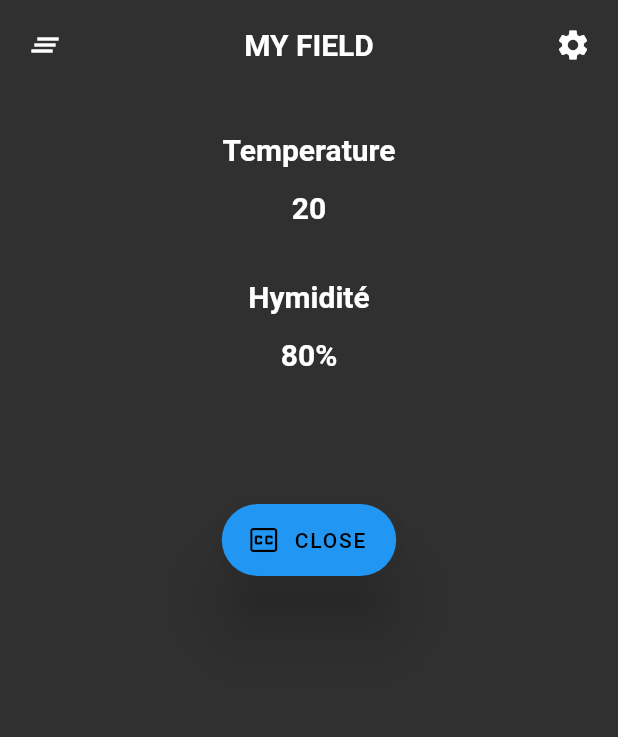
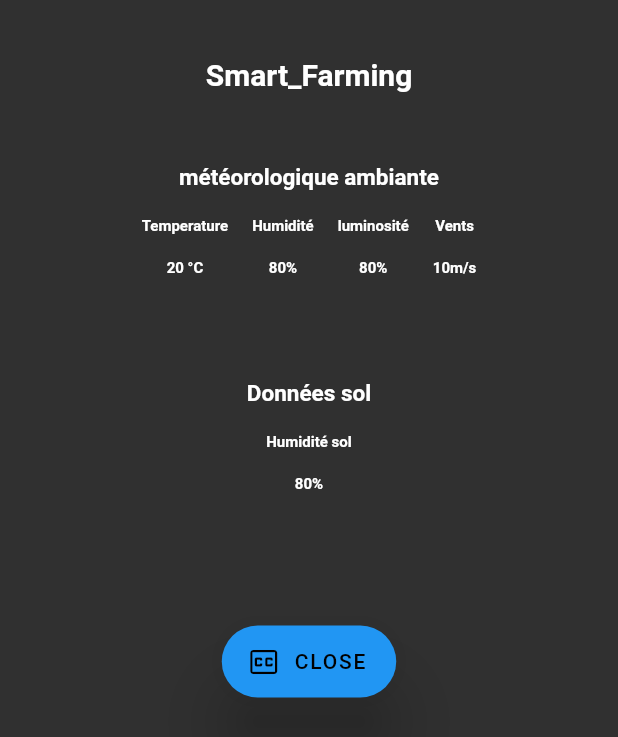
Before and after one commit to mniang04/smart_farming, a Flutter app: the screen it shows after launch, on a phone screen of 412 x 824 dp. Shown: the top 737 px of the screen. Run offline on Flutter 3.47's test engine with Material 2 defaults, Android fonts, the phone set to English and light mode, and no system bars; our stand-ins replace firebase_database; accounts and stored records are empty.

Commit message:
new config

```diff
--- a/lib/screens/iotscreen.dart
+++ b/lib/screens/iotscreen.dart
@@ -15,60 +15,141 @@ class IotScreen extends StatefulWidget {
 
 class _IotScreenState extends State<IotScreen> {
   @override
+  // ignore: override_on_non_overriding_member
   bool value = false;
-  final dbRef=FirebaseDatabase.instance.reference();
+  final dbRef = FirebaseDatabase.instance.reference();
 
   onUpDate() {
     setState(() {
-      value =! value;
+      value = !value;
     });
   }
 
   Widget build(BuildContext context) {
-    SystemChrome.setPreferredOrientations([
-      DeviceOrientation.portraitUp,
-      DeviceOrientation.portraitDown
-    ]);
+    SystemChrome.setPreferredOrientations(
+        [DeviceOrientation.portraitUp, DeviceOrientation.portraitDown]);
     return Scaffold(
       body: Column(
         children: [
           Padding(
-            padding: EdgeInsets.all(18),
+            padding: EdgeInsets.all(38),
             child: Row(
-              mainAxisAlignment: MainAxisAlignment.spaceBetween,
+              mainAxisAlignment: MainAxisAlignment.center,
+              //mainAxisAlignment: MainAxisAlignment.spaceBetween,
               children: [
-                Icon(
-                  Icons.clear_all,
-                  color: Colors.white,
-                ),
+                //Icon(
+                 // Icons.clear_all,
+                 // color: Colors.white,
+               // ),
                 Text(
-                  "MY FIELD",
+                  "Smart_Farming",
                   style: TextStyle(fontSize: 20, fontWeight: FontWeight.bold),
                 ),
-                Icon(Icons.settings)
+                //Icon(Icons.settings)
               ],
             ),
           ),
 
-          //data temperature
-          SizedBox(height: 20),
+          SizedBox(height: 0),
           Row(
             mainAxisAlignment: MainAxisAlignment.center,
             children: [
               Column(
                 children: [
-                  Padding(padding: const EdgeInsets.all(8.0),
-                  child: Text("Temperature",  //type of data
-                  style: TextStyle(
-                    fontSize: 20,
-                    fontWeight: FontWeight.bold),
+                  Padding(
+                    padding: const EdgeInsets.all(10),
+                    child: Text(
+                      "météorologique ambiante", //type of data
+                      style:
+                          TextStyle(fontSize: 15, fontWeight: FontWeight.bold),
                     ),
                   ),
-                  Padding(padding: const EdgeInsets.all(8.0),
-                  child: Text("20", //data
-                  style: TextStyle(
-                    fontSize: 20,
-                    fontWeight: FontWeight.bold),
+                ],
+              ),
+            ],
+          ),
+
+          //data temperature et humidite ambiante
+          SizedBox(height: 0),
+          Row(
+            mainAxisAlignment: MainAxisAlignment.center,
+            children: [
+              Column(
+                children: [
+                  Padding(
+                    padding: const EdgeInsets.all(8.0),
+                    child: Text(
+                      "Temperature", //type of data
+                      style:
+                          TextStyle(fontSize: 10, fontWeight: FontWeight.bold),
+                    ),
+                  ),
+                  Padding(
+                    padding: const EdgeInsets.all(8.0),
+                    child: Text(
+                      "20 °C", //data
+                      style:
+                          TextStyle(fontSize: 10, fontWeight: FontWeight.bold),
+                    ),
+                  ),
+                ],
+              ),
+              Column(
+                children: [
+                  Padding(
+                    padding: const EdgeInsets.all(8.0),
+                    child: Text(
+                      "Humidité", //type of data
+                      style:
+                          TextStyle(fontSize: 10, fontWeight: FontWeight.bold),
+                    ),
+                  ),
+                  Padding(
+                    padding: const EdgeInsets.all(8.0),
+                    child: Text(
+                      "80%", //data
+                      style:
+                          TextStyle(fontSize: 10, fontWeight: FontWeight.bold),
+                    ),
+                  ),
+                ],
+              ),
+              Column(
+                children: [
+                  Padding(
+                    padding: const EdgeInsets.all(8.0),
+                    child: Text(
+                      "luminosité", //type of data
+                      style:
+                          TextStyle(fontSize: 10, fontWeight: FontWeight.bold),
+                    ),
+                  ),
+                  Padding(
+                    padding: const EdgeInsets.all(8.0),
+                    child: Text(
+                      "80%", //data
+                      style:
+                          TextStyle(fontSize: 10, fontWeight: FontWeight.bold),
+                    ),
+                  ),
+                ],
+              ),
+              Column(
+                children: [
+                  Padding(
+                    padding: const EdgeInsets.all(8.0),
+                    child: Text(
+                      "Vents", //type of data
+                      style:
+                          TextStyle(fontSize: 10, fontWeight: FontWeight.bold),
+                    ),
+                  ),
+                  Padding(
+                    padding: const EdgeInsets.all(8.0),
+                    child: Text(
+                      "10m/s", //data
+                      style:
+                          TextStyle(fontSize: 10, fontWeight: FontWeight.bold),
                     ),
                   ),
                 ],
@@ -76,44 +157,74 @@ class _IotScreenState extends State<IotScreen> {
             ],
           ),
 
-          //data humidity
-          SizedBox(height: 20),
+          SizedBox(height: 50),
+          Row(
+            mainAxisAlignment: MainAxisAlignment.center,
+            children: [
               Column(
                 children: [
-                  Padding(padding: const EdgeInsets.all(8.0),
-                  child: Text("Hymidité", //type of data
-                  style: TextStyle(
-                    fontSize: 20,
-                    fontWeight: FontWeight.bold),
-                    ),
-                  ),
-                  Padding(padding: const EdgeInsets.all(8.0),
-                  child: Text("80%", //data
-                  style: TextStyle(
-                    fontSize: 20,
-                    fontWeight: FontWeight.bold),
+                  Padding(
+                    padding: const EdgeInsets.all(10),
+                    child: Text(
+                      "Données sol", //type of data
+                      style:
+                          TextStyle(fontSize: 15, fontWeight: FontWeight.bold),
                     ),
                   ),
                 ],
               ),
-              SizedBox(height: 80,),
+            ],
+          ),
+          //data sol
+          SizedBox(height: 0),
+          Row(
+            mainAxisAlignment: MainAxisAlignment.center,
+            children: [
+              Column(
+                children: [
+                  Padding(
+                    padding: const EdgeInsets.all(8.0),
+                    child: Text(
+                      "Humidité sol", //type of data
+                      style:
+                          TextStyle(fontSize: 10, fontWeight: FontWeight.bold),
+                    ),
+                  ),
+                  Padding(
+                    padding: const EdgeInsets.all(8.0),
+                    child: Text(
+                      "80%", //data
+                      style:
+                          TextStyle(fontSize: 10, fontWeight: FontWeight.bold),
+                    ),
+                  ),
+                ],
+              ),
+            ],
+          ),
+
+          SizedBox(
+            height: 80,
+          ),
           FloatingActionButton.extended(
             onPressed: () {
               onUpDate();
 
               writeData();
             },
-                label:value? Text("OPEN") : Text("CLOSE"),
+            label: value ? Text("OPEN") : Text("CLOSE"),
             elevation: 20,
-                backgroundColor:value? Colors.yellow:Colors.blue,
-                icon: value ? Icon(Icons.closed_caption) : Icon(Icons.closed_caption_off),
+            backgroundColor: value ? Colors.yellow : Colors.blue,
+            icon: value
+                ? Icon(Icons.closed_caption)
+                : Icon(Icons.closed_caption_off),
           )
         ],
       ),
     );
   }
 
-   Future <void> writeData() async {
+  Future<void> writeData() async {
     dbRef.child("Data").set({"aHymidity:": 0, "aTemperature:": 0});
     dbRef.child("ValveState").set({"switch": !value});
   }
```
Lines whose indentation alone changed are shown as unchanged.
